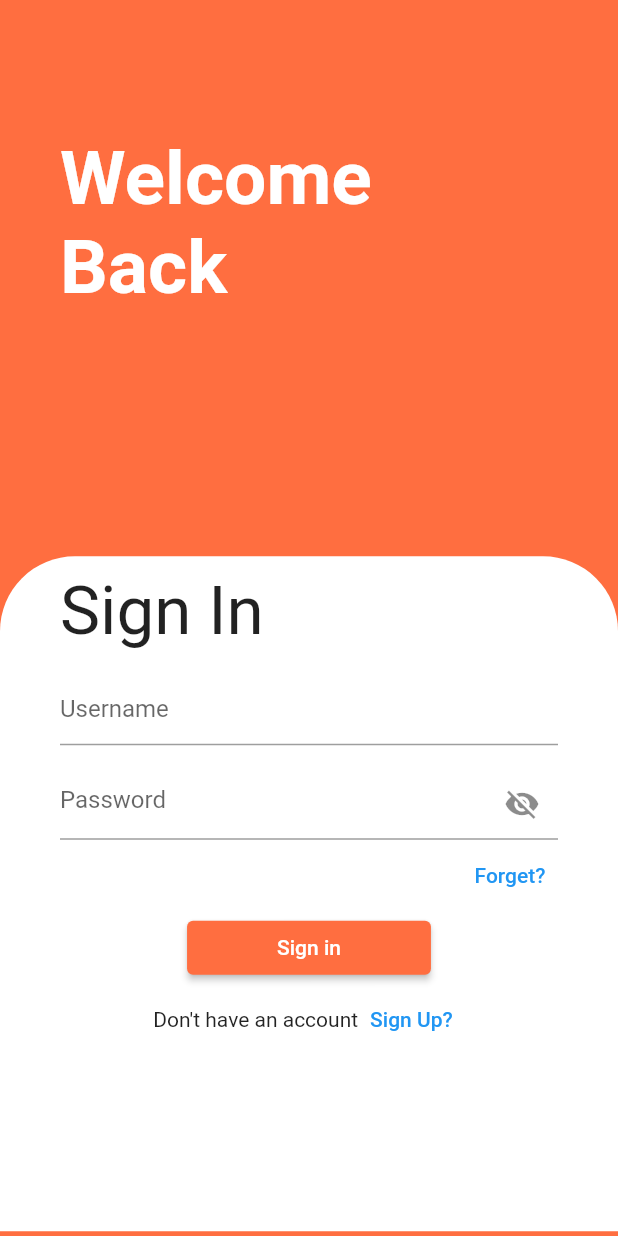
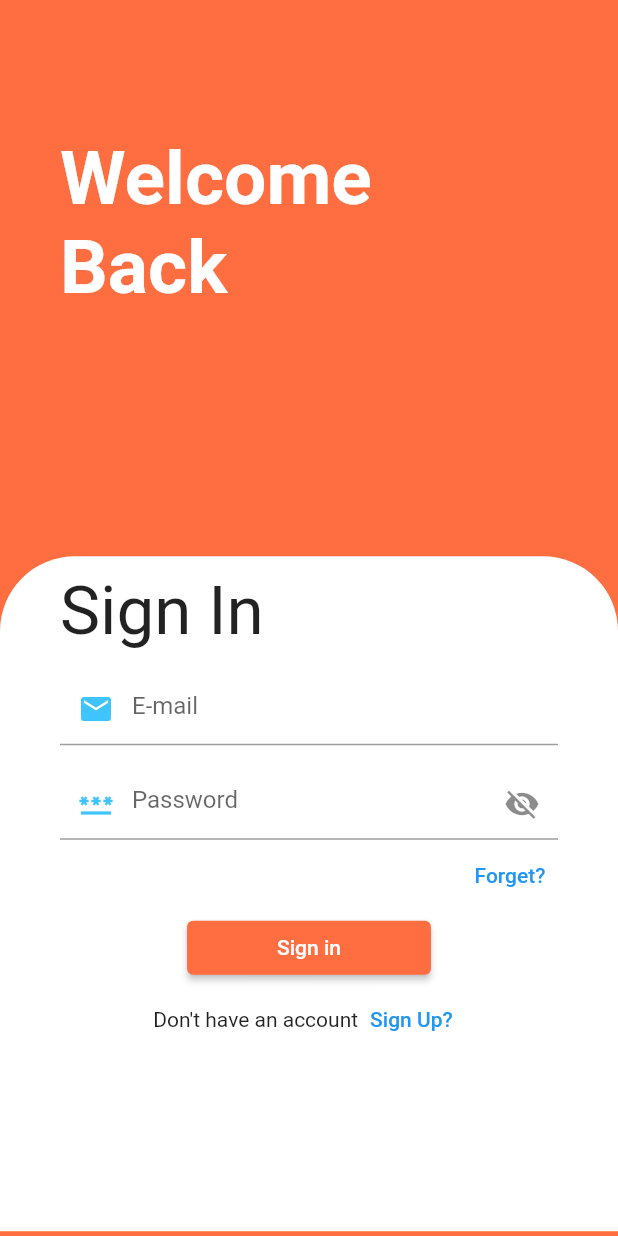
Before and after one commit to JayeshParab970/Login_page, a Flutter app: the screen it shows after launch, on a phone screen of 412 x 824 dp. Run offline on Flutter 3.47's test engine with Material 2 defaults, Android fonts, the phone set to English and light mode, and no system bars.

Commit message:
Login Page and Register Page

```diff
--- a/lib/main.dart
+++ b/lib/main.dart
@@ -44,7 +44,8 @@ class _LoginPageState extends State<LoginPage> {
                     SizedBox(height: 15,),
                     TextField(
                       decoration: InputDecoration(
-                        hintText: "Username",
+                        prefixIcon: Icon(Icons.email,color: Colors.lightBlueAccent),
+                        hintText: "E-mail",
 
                       ),
                     ),
@@ -53,6 +54,7 @@ class _LoginPageState extends State<LoginPage> {
                       obscureText: hide,
                       decoration: InputDecoration(
                           hintText: "Password",
+                          prefixIcon: Icon(Icons.password,color: Colors.lightBlueAccent),
                           suffixIcon:IconButton(onPressed:(){setState(() {
                             hide= !hide;
                           });
```
